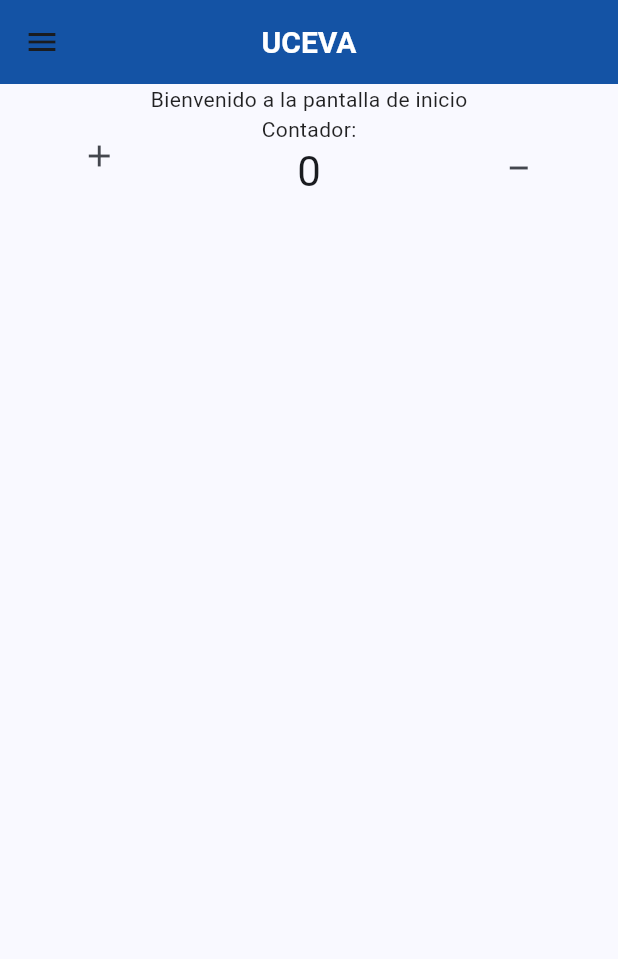
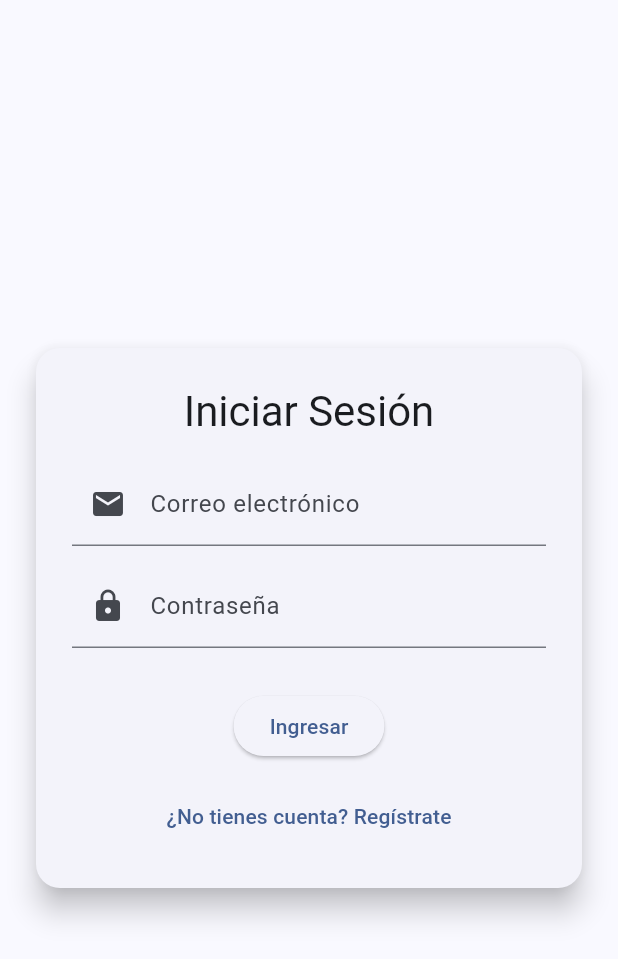
Before and after one commit to KevinCano01/TallerNavegacion, a Flutter app: the screen it shows after launch, on a phone screen of 412 x 824 dp. Shown: the top 959 px of the screen. Run offline on Flutter 3.47's test engine with Material 3 defaults, Android fonts, the phone set to English and light mode, and no system bars; our stand-ins replace flutter_dotenv, go_router, image_picker, shared_preferences; accounts and stored records are empty.

Commit message:
Creación e implementación del login

```diff
--- /dev/null
+++ b/lib/models/user.dart
@@ -0,0 +1,15 @@
+class User {
+  final int id;
+  final String name;
+  final String email;
+
+  User({required this.id, required this.name, required this.email});
+
+  //* convierte un objeto JSON a un objeto User
+  factory User.fromJson(Map<String, dynamic> json) =>
+      User(id: json['id'], name: json['name'], email: json['email']);
+
+  //* convierte un objeto User a un objeto JSON
+  //* se usa para enviar el objeto a la API
+  Map<String, dynamic> toJson() => {'id': id, 'name': name, 'email': email};
+}
--- a/lib/routes/app_router.dart
+++ b/lib/routes/app_router.dart
@@ -1,42 +1,64 @@
 import 'package:go_router/go_router.dart';
+import 'package:hola_mundo/views/home_view.dart';
+import 'package:hola_mundo/views/settings_view.dart';
+import 'package:hola_mundo/views/profile_view.dart';
 import 'package:hola_mundo/views/ciclo_vida/ciclo_vida_screen.dart';
-import 'package:hola_mundo/views/home_view.dart';
+
 import 'package:hola_mundo/views/paso_parametros/detalle_screen.dart'
     as parametros;
 import 'package:hola_mundo/views/paso_parametros/paso_parametros_screen.dart';
-import 'package:hola_mundo/views/profile_view.dart';
-import 'package:hola_mundo/views/settings_view.dart';
 
-// Importación de las nuevas pantallas del taller async (Future, Timer e Isolate)
+// Taller Async
 import 'package:hola_mundo/views/taller_async/lista_estudiantes_screen.dart';
 import 'package:hola_mundo/views/taller_async/contador_screen.dart';
 import 'package:hola_mundo/views/taller_async/tarea_pesada_screen.dart';
 
-// Importación de las nuevas pantallas del taller API
+// Taller API
 import 'package:hola_mundo/views/taller_api/listado_screen.dart';
 import 'package:hola_mundo/views/taller_api/detalle_screen.dart' as api;
 import 'package:hola_mundo/models/meal_model.dart';
 
-// Importación de la vista de establecimientos
+// Establecimientos
+import 'package:hola_mundo/views/establecimientos/establecimiento_list_view.dart';
 import 'package:hola_mundo/views/establecimientos/establecimiento_edit_view.dart';
 import 'package:hola_mundo/views/establecimientos/establecimiento_create_views.dart';
-import 'package:hola_mundo/views/establecimientos/establecimiento_list_view.dart';
+
+// Autenticación
+import 'package:hola_mundo/views/auth/login_page.dart';
+import 'package:hola_mundo/views/auth/register_page.dart';
+import 'package:hola_mundo/services/auth_service.dart';
 
 final GoRouter appRouter = GoRouter(
+  redirect: (context, state) async {
+    final token = await AuthService().getToken();
+
+    // Si no hay token y no está en login/register, lo manda a login
+    if (token == null &&
+        state.matchedLocation != '/login' &&
+        state.matchedLocation != '/register') {
+      return '/login';
+    }
+
+    // Si ya hay token y está en login, lo redirige al home
+    if (token != null && state.matchedLocation == '/login') {
+      return '/';
+    }
+
+    return null;
+  },
   routes: [
-    // Ruta principal - Página de inicio
     GoRoute(path: '/', builder: (context, state) => const HomeView()),
 
-    // Ruta para la configuración
+    // Configuración
     GoRoute(
       path: '/settings',
       builder: (context, state) => const SettingsView(),
     ),
 
-    // Ruta para el perfil
+    // Perfil
     GoRoute(path: '/profile', builder: (context, state) => const ProfileView()),
 
-    // Rutas para el paso de parámetros
+    // Paso de parámetros
     GoRoute(
       path: '/paso_parametros',
       builder: (context, state) => const HomeScreen(),
@@ -53,13 +75,13 @@ final GoRouter appRouter = GoRouter(
       },
     ),
 
-    //! Ruta para el ciclo de vida
+    // Ciclo de vida
     GoRoute(
       path: '/ciclo_vida',
       builder: (context, state) => const CicloVidaScreen(),
     ),
 
-    //! Rutas del taller async (Future, Timer e Isolate)
+    // Taller async
     GoRoute(
       path: '/lista_estudiantes',
       builder: (context, state) => const ListaEstudiantesScreen(),
@@ -73,7 +95,7 @@ final GoRouter appRouter = GoRouter(
       builder: (context, state) => const TareaPesadaScreen(),
     ),
 
-    //! Rutas del taller de consumo de API
+    // Taller API
     GoRoute(
       path: '/listado',
       builder: (context, state) => const ListadoScreen(),
@@ -85,17 +107,16 @@ final GoRouter appRouter = GoRouter(
         return api.DetalleScreen(meal: meal);
       },
     ),
+
     // Establecimientos
     GoRoute(
       path: '/establecimientos',
       name: 'establecimientos',
       builder: (context, state) => const EstablecimientosListView(),
     ),
-    //! Ruta para editar un establecimiento
     GoRoute(
       path: '/establecimientos/edit/:id',
       builder: (context, state) {
-        //* Capturamos el id del establecimiento
         final id = int.parse(state.pathParameters['id']!);
         return EstablecimientoEditView(id: id);
       },
@@ -104,5 +125,17 @@ final GoRouter appRouter = GoRouter(
       path: '/establecimientos/create',
       builder: (context, state) => const EstablecimientoCreateView(),
     ),
+
+    //! Autenticación
+    GoRoute(
+      path: '/login',
+      name: 'login',
+      builder: (context, state) => const LoginPage(),
+    ),
+    GoRoute(
+      path: '/register',
+      name: 'register',
+      builder: (context, state) => const RegisterPage(),
+    ),
   ],
 );
--- /dev/null
+++ b/lib/views/auth/login_page.dart
@@ -0,0 +1,118 @@
+import 'package:flutter/material.dart';
+import 'package:go_router/go_router.dart';
+import 'package:hola_mundo/services/auth_service.dart';
+
+class LoginPage extends StatefulWidget {
+  const LoginPage({super.key});
+
+  @override
+  State<LoginPage> createState() => _LoginPageState();
+}
+
+class _LoginPageState extends State<LoginPage> {
+  ///! key se encarga de identificar el formulario
+  ///! y permite validar los campos del formulario
+  final _formKey = GlobalKey<FormState>();
+  final emailCtrl = TextEditingController();
+  final passwordCtrl = TextEditingController();
+  bool isLoading = false;
+  String? errorMessage;
+
+  void login() async {
+    if (!_formKey.currentState!.validate()) return;
+
+    setState(() {
+      isLoading = true;
+      errorMessage = null;
+    });
+
+    //* se encarga de autenticar al usuario
+    //* se le pasa el email y la contraseña al servidor
+    final result = await AuthService().login(
+      emailCtrl.text.trim(),
+      passwordCtrl.text.trim(),
+    );
+
+    //* si el servidor devuelve un error, se convierte el objeto a JSON
+    //* y se devuelve el mensaje de error
+    setState(() => isLoading = false);
+
+    if (result['success']) {
+      if (!mounted) return;
+      context.go('/establecimientos');
+    } else {
+      setState(() {
+        errorMessage = result['message'] ?? 'Error al iniciar sesión';
+      });
+    }
+  }
+
+  @override
+  Widget build(BuildContext context) {
+    final theme = Theme.of(context);
+    return Scaffold(
+      body: Center(
+        child: Card(
+          elevation: 8,
+          margin: const EdgeInsets.symmetric(horizontal: 24),
+          shape: RoundedRectangleBorder(
+            borderRadius: BorderRadius.circular(16),
+          ),
+          child: Padding(
+            padding: const EdgeInsets.all(24.0),
+            child: Form(
+              key: _formKey,
+              child: Column(
+                mainAxisSize: MainAxisSize.min,
+                children: [
+                  Text("Iniciar Sesión", style: theme.textTheme.headlineMedium),
+                  const SizedBox(height: 16),
+                  TextFormField(
+                    controller: emailCtrl,
+                    decoration: const InputDecoration(
+                      labelText: 'Correo electrónico',
+                      prefixIcon: Icon(Icons.email),
+                    ),
+                    validator:
+                        (value) => value!.isEmpty ? 'Ingresa tu correo' : null,
+                  ),
+                  const SizedBox(height: 12),
+                  TextFormField(
+                    controller: passwordCtrl,
+                    obscureText: true,
+                    decoration: const InputDecoration(
+                      labelText: 'Contraseña',
+                      prefixIcon: Icon(Icons.lock),
+                    ),
+                    validator:
+                        (value) =>
+                            value!.isEmpty ? 'Ingresa tu contraseña' : null,
+                  ),
+                  const SizedBox(height: 16),
+                  if (errorMessage != null)
+                    Text(
+                      errorMessage!,
+                      style: const TextStyle(color: Colors.red),
+                    ),
+                  const SizedBox(height: 12),
+                  ElevatedButton(
+                    onPressed: isLoading ? null : login,
+                    child:
+                        isLoading
+                            ? const CircularProgressIndicator()
+                            : const Text('Ingresar'),
+                  ),
+                  const SizedBox(height: 12),
+                  TextButton(
+                    onPressed: () => context.push('/register'),
+                    child: const Text('¿No tienes cuenta? Regístrate'),
+                  ),
+                ],
+              ),
+            ),
+          ),
+        ),
+      ),
+    );
+  }
+}
--- a/pubspec.yaml
+++ b/pubspec.yaml
@@ -38,7 +38,8 @@ dependencies:
   carousel_slider: ^5.0.0
   http: ^1.3.0
   image_picker: ^1.1.2
-  flutter_dotenv: ^5.1.0
+  flutter_dotenv: ^5.2.1
+  shared_preferences: ^2.5.3
 
 dev_dependencies:
   flutter_test:
```
Also changed, not shown: lib/services/auth_service.dart (added, +110 -0 lines), lib/views/auth/register_page.dart (added, +124 -0 lines), lib/views/custom_drawer.dart (+67 -14 lines), lib/views/home_view.dart (+44 -8 lines), pubspec.lock, 3 other files.
